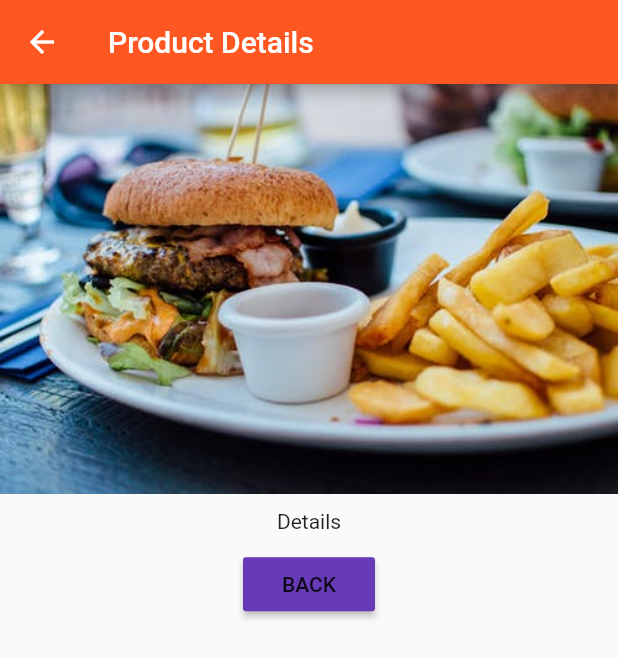
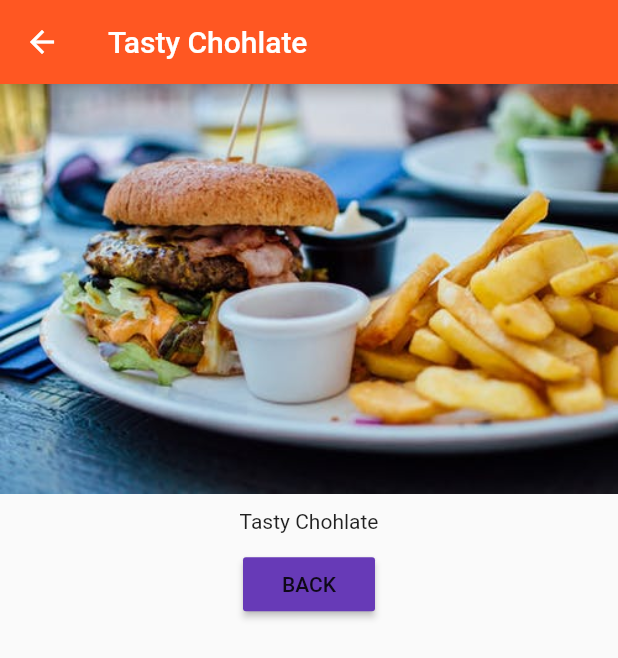
Before and after one commit to iamsss/Learning-Flutter-2, a Flutter app: the screen it shows after launch, after a tap on "Add Products", after a tap on "Details", on a phone screen of 412 x 824 dp. Shown: the top 658 px of the screen. Run offline on Flutter 3.47's test engine with Material 2 defaults, Android fonts, the phone set to English and light mode, and no system bars.

Commit message:
Passing Data into the page

```diff
--- a/lib/pages/product.dart
+++ b/lib/pages/product.dart
@@ -1,25 +1,32 @@
 import 'package:flutter/material.dart';
 
 class ProductPage extends StatelessWidget {
+  final String title;
+  final String imageUrl;
+
+  ProductPage(this.title, this.imageUrl);
+
   @override
   Widget build(BuildContext context) {
     // TODO: implement build
     return Scaffold(
       appBar: AppBar(
-        title: Text('Product Details'),
+        title: Text(title),
       ),
-      body:  Column(
+      body: Column(
           crossAxisAlignment: CrossAxisAlignment.center,
           children: <Widget>[
-          Image.asset('assets/food.jpeg'),
-          Container(padding: EdgeInsets.all(10.0),child: Text('Details'),),
+            Image.asset(imageUrl),
+            Container(
+              padding: EdgeInsets.all(10.0),
+              child: Text(title),
+            ),
             RaisedButton(
               color: Theme.of(context).accentColor,
               child: Text('BACK'),
               onPressed: () => Navigator.pop(context),
             )
-        ]
-      ),
+          ]),
     );
   }
 }
--- a/lib/product_control.dart
+++ b/lib/product_control.dart
@@ -9,7 +9,8 @@ class ProductControl extends StatelessWidget {
       return  RaisedButton(
                   color: Theme.of(context).primaryColor,
                   onPressed: () {
-                    addProduct('Woo Product');
+                    addProduct({'title':'Tasty Chohlate',
+                    'image':'assets/food.jpeg'});
                   },
                   child: Text('Add Products'),
                 );
--- a/lib/product_manager.dart
+++ b/lib/product_manager.dart
@@ -3,10 +3,9 @@ import 'package:flutter/material.dart';
 import './products.dart';
 
 class ProductManager extends StatefulWidget {
-  final String startingProduct;
+  final Map startingProduct;
   ProductManager(
-      {this.startingProduct =
-          ""}); // Now Product MAnager has default value
+      {this.startingProduct}); // Now Product MAnager has default value
 
   @override
   State<StatefulWidget> createState() {
@@ -15,17 +14,17 @@ class ProductManager extends StatefulWidget {
 }
 
 class _ProductManagerState extends State<ProductManager> {
-  List<String> _products = [];
+  List<Map<String, String>> _products = [];
 
   @override
   void initState() {
     super.initState();
-    if(widget.startingProduct != ""){
+    if(widget.startingProduct != null){
     _products.add(widget.startingProduct);
     }
   }
 
-  void _addProducts(String product) {
+  void _addProducts(Map<String, String> product) {
     setState(() {
       _products.add(product);
     });
--- a/lib/products.dart
+++ b/lib/products.dart
@@ -2,7 +2,7 @@ import 'package:first_app/pages/product.dart';
 import 'package:flutter/material.dart';
 
 class Products extends StatelessWidget {
-  final List<String> products;
+  final List<Map<String, String>> products;
 
   Products([this.products = const []]);
 
@@ -11,8 +11,8 @@ class Products extends StatelessWidget {
     return Card(
       child: Column(
         children: <Widget>[
-          Image.asset('assets/food.jpeg'),
-          Text(products[index]),
+          Image.asset(products[index]['image']),
+          Text(products[index]['title']),
           ButtonBar(
             alignment: MainAxisAlignment.center,
             children: <Widget>[
@@ -21,7 +21,7 @@ class Products extends StatelessWidget {
                 onPressed: () => Navigator.push(
                     context,
                     MaterialPageRoute(
-                        builder: (BuildContext context) => ProductPage())),
+                        builder: (BuildContext context) => ProductPage(products[index]['title'],products[index]['image']))),
               )
             ],
           )
```
Lines whose indentation alone changed are shown as unchanged.
